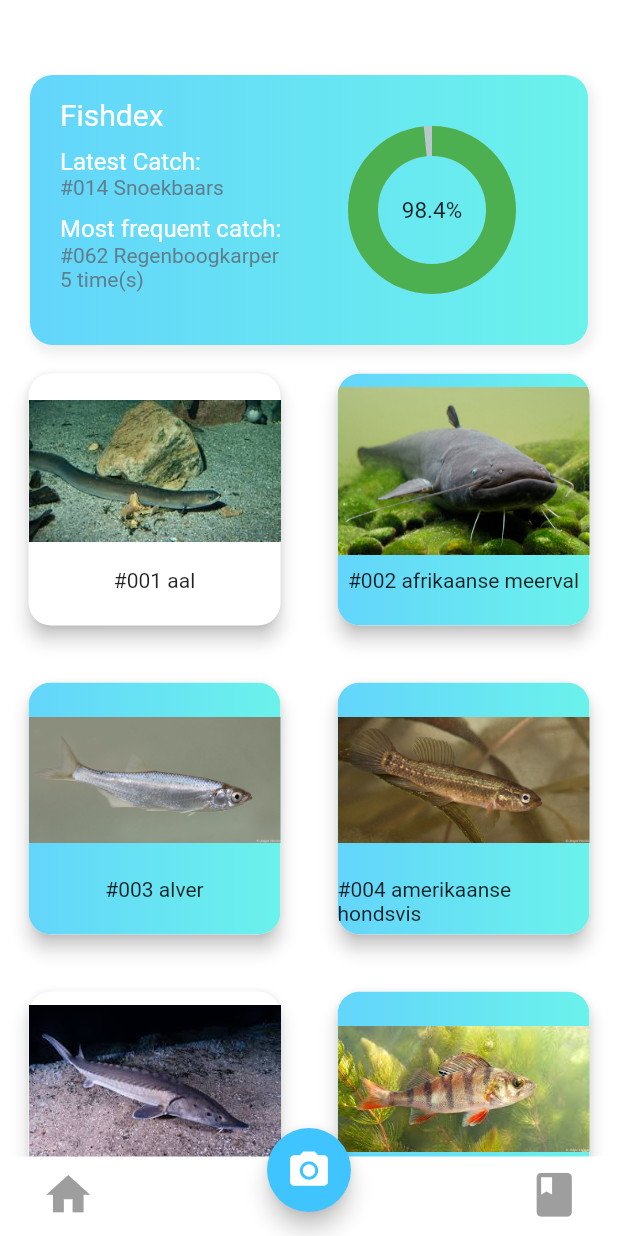
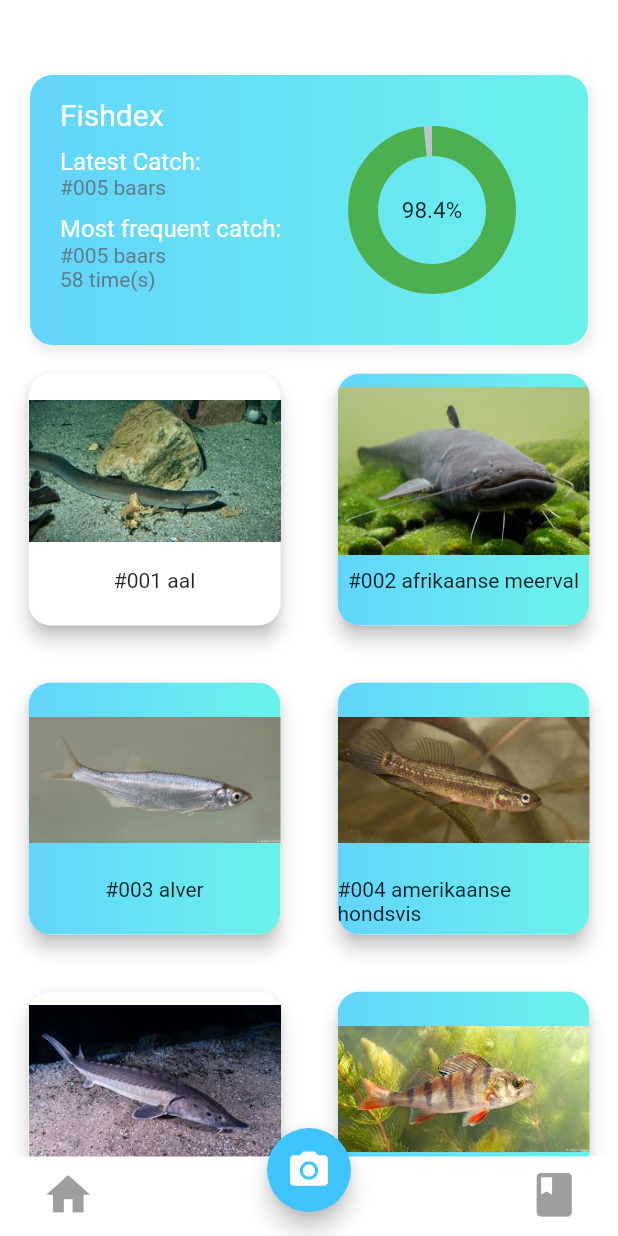
Before and after one commit to Werdert45/fishfinder-app, a Flutter app: the FishDex screen opened by its route, on a phone screen of 412 x 824 dp. Run offline on Flutter 3.47's test engine with Material 2 defaults, Android fonts, the phone set to English and light mode, and no system bars; drawn by our look-alikes of gradient_widgets, percent_indicator; our stand-ins replace camera, cloud_firestore, firebase_auth, google_fonts, image_picker; missing offline and left inert: tflite; accounts and stored records are empty.

Commit message:
APP-42: added stats, not connected to DB

```diff
--- a/lib/screens/home/fishdex/list.dart
+++ b/lib/screens/home/fishdex/list.dart
@@ -11,7 +11,7 @@ class SpeciesList extends StatelessWidget {
   final List<Species> species;
   SpeciesList({Key key, this.species}) : super(key: key);
 
-  var speciesCaught = [1,2,3,5,5,5,5,6,5,55,5,5,5,5,5,5,5,5,5,5,5,5,5,5,5,5,5,5,5,5,5,5,5,5,5,5,5,5,5,5,5,5,5,5,5,5,5,5,5,5,5,5,5,5,5,5,5,5,5,5,5,5,5,];
+  var speciesCaught = [1,2,3,5,5,5,5,6,5,55,5,5,5,5,5,5,5,5,5,5,5,5,5,5,5,5,5,5,5,5,5,5,5,5,5,5,5,5,5,5,5,5,5,5,5,5,5,5,5,5,5,5,5,5,5,5,5,5,5,5,5,5,5];
 
 
   @override
@@ -65,7 +65,7 @@ class SpeciesList extends StatelessWidget {
                           ),
                           Row(
                             children: <Widget>[
-                              Text('#014 Snoekbaars', textAlign: TextAlign.left, textDirection: TextDirection.ltr ,style: TextStyle(color: Colors.blueGrey))
+                              Text('#' + index_show(speciesCaught.last).toString() + " " + species[speciesCaught.last].name, textAlign: TextAlign.left, textDirection: TextDirection.ltr ,style: TextStyle(color: Colors.blueGrey))
                             ],
                           ),
                           SizedBox(height: 10),
@@ -76,12 +76,12 @@ class SpeciesList extends StatelessWidget {
                           ),
                           Row(
                             children: <Widget>[
-                              Text('#062 Regenboogkarper', textAlign: TextAlign.left, textDirection: TextDirection.ltr ,style: TextStyle(color: Colors.blueGrey))
+                              Text('#' + index_show(most_frequent(speciesCaught)[0]) + " " + species[most_frequent(speciesCaught)[0]].name, textAlign: TextAlign.left, textDirection: TextDirection.ltr ,style: TextStyle(color: Colors.blueGrey))
                             ],
                           ),
                           Row(
                             children: <Widget>[
-                              Text('5 time(s)', textAlign: TextAlign.left, textDirection: TextDirection.ltr ,style: TextStyle(color: Colors.blueGrey))
+                              Text(most_frequent(speciesCaught)[1].toString() + ' time(s)', textAlign: TextAlign.left, textDirection: TextDirection.ltr ,style: TextStyle(color: Colors.blueGrey))
                             ],
                           ),
                           SizedBox(height: 20),
--- a/lib/services/database.dart
+++ b/lib/services/database.dart
@@ -35,6 +35,8 @@ class DatabaseService {
     });
   }
 
+
+
 //  // list of brews from snapshot
 //  List<> _brewListFromSnapshot(QuerySnapshot snapshot) {
 //    return snapshot.documents.map((doc) {
--- a/lib/shared/constants.dart
+++ b/lib/shared/constants.dart
@@ -5,6 +5,7 @@ import 'package:flutter/material.dart';
 
 // TODO insert these constants into the app and generalize styling
 
+// STYLES
 const textInputDecoration = InputDecoration(
   fillColor: Colors.white,
   filled: true,
@@ -21,3 +22,46 @@ const linearGradient = LinearGradient(
     begin: Alignment.centerLeft,
     end: Alignment.centerRight,
     colors: [Color(0xff63d5fb), Color(0xff6bf2eb)]);
+
+
+// FUNCTIONALITY
+most_frequent(List list) {
+  var map = Map();
+  var new_list = List();
+  var most_frequent = 0;
+  int amount = 0;
+
+  list.forEach((element) {
+    if(!map.containsKey(element)) {
+      map[element] = 1;
+    }
+    else {
+      map[element] += 1;
+    }
+  });
+
+  map.forEach((k,v) => new_list.add([k,v]));
+
+  for (var i = 0; i < new_list.length; i++) {
+    if (new_list[i][1] >= amount) {
+      amount = new_list[i][1];
+      most_frequent = new_list[i][0];
+    }
+  }
+
+  return [most_frequent, amount, index_show];
+}
+
+index_show(int index) {
+  String index_show;
+
+  if (index < 10) {
+    index_show = "00" + index.toString();
+  }
+
+  else {
+    index_show = "0" + index.toString();
+  }
+
+  return index_show;
+}
```
